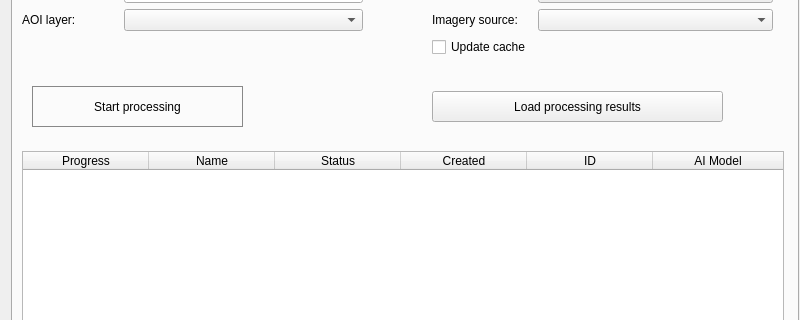
The window that src/geoalert_master_src/main_dialog.ui (Geoalert/mapflow-qgis) describes before a commit, drawn with Qt 5; both pictures show x 0 to 800 and y 84 to 404 of the 800 by 607 pixel window.
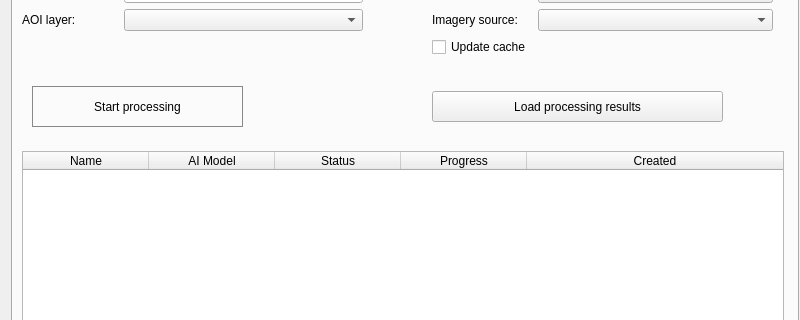
The same window after the commit. Custom widgets are drawn as their Qt base class.

Commit message:
Fix processings list loading
- adapted to the new login system
- refactored, optimized & pythonicized

TODO: don't stop refreshing if no active processings?

```diff
--- a/src/geoalert_master_src/main_dialog.ui
+++ b/src/geoalert_master_src/main_dialog.ui
@@ -263,7 +263,7 @@
         <bool>true</bool>
        </property>
        <property name="columnCount">
-        <number>6</number>
+        <number>5</number>
        </property>
        <attribute name="horizontalHeaderCascadingSectionResizes">
         <bool>false</bool>
@@ -280,14 +280,6 @@
        <attribute name="horizontalHeaderStretchLastSection">
         <bool>true</bool>
        </attribute>
-       <column>
-        <property name="text">
-         <string>Progress</string>
-        </property>
-        <property name="textAlignment">
-         <set>AlignCenter</set>
-        </property>
-       </column>
        <column>
         <property name="text">
          <string>Name</string>
@@ -296,6 +288,14 @@
          <set>AlignCenter</set>
         </property>
        </column>
+       <column>
+        <property name="text">
+         <string>AI Model</string>
+        </property>
+        <property name="textAlignment">
+         <set>AlignCenter</set>
+        </property>
+       </column>
        <column>
         <property name="text">
          <string>Status</string>
@@ -304,6 +304,14 @@
          <set>AlignCenter</set>
         </property>
        </column>
+       <column>
+        <property name="text">
+         <string>Progress</string>
+        </property>
+        <property name="textAlignment">
+         <set>AlignCenter</set>
+        </property>
+       </column>
        <column>
         <property name="text">
          <string>Created</string>
@@ -312,22 +320,6 @@
          <set>AlignCenter</set>
         </property>
        </column>
-       <column>
-        <property name="text">
-         <string>ID</string>
-        </property>
-        <property name="textAlignment">
-         <set>AlignCenter</set>
-        </property>
-       </column>
-       <column>
-        <property name="text">
-         <string>AI Model</string>
-        </property>
-        <property name="textAlignment">
-         <set>AlignCenter</set>
-        </property>
-       </column>
       </widget>
      </item>
      <item row="3" column="0">
```
Left out of the diff: 2 changed lines with no effect on the pictures. The commit also changes 1 other file.
